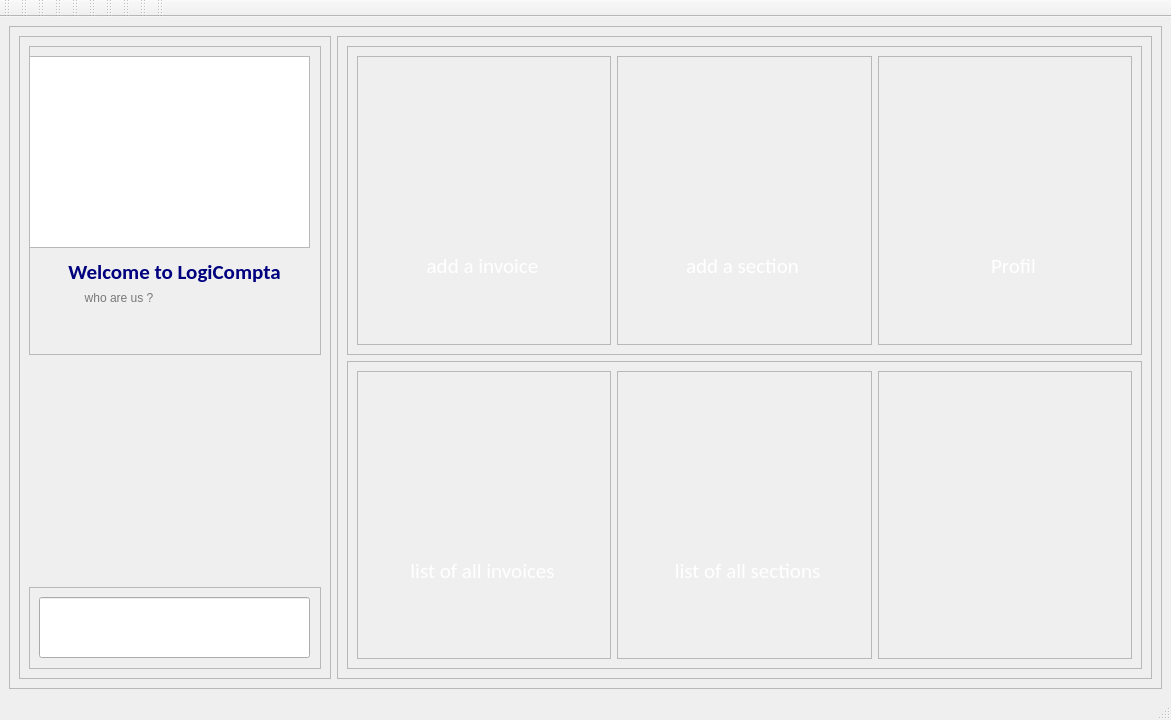
Old version of the form logiComptaProject/mainpage.ui in the repository ffillouxdev/LogiCompta.
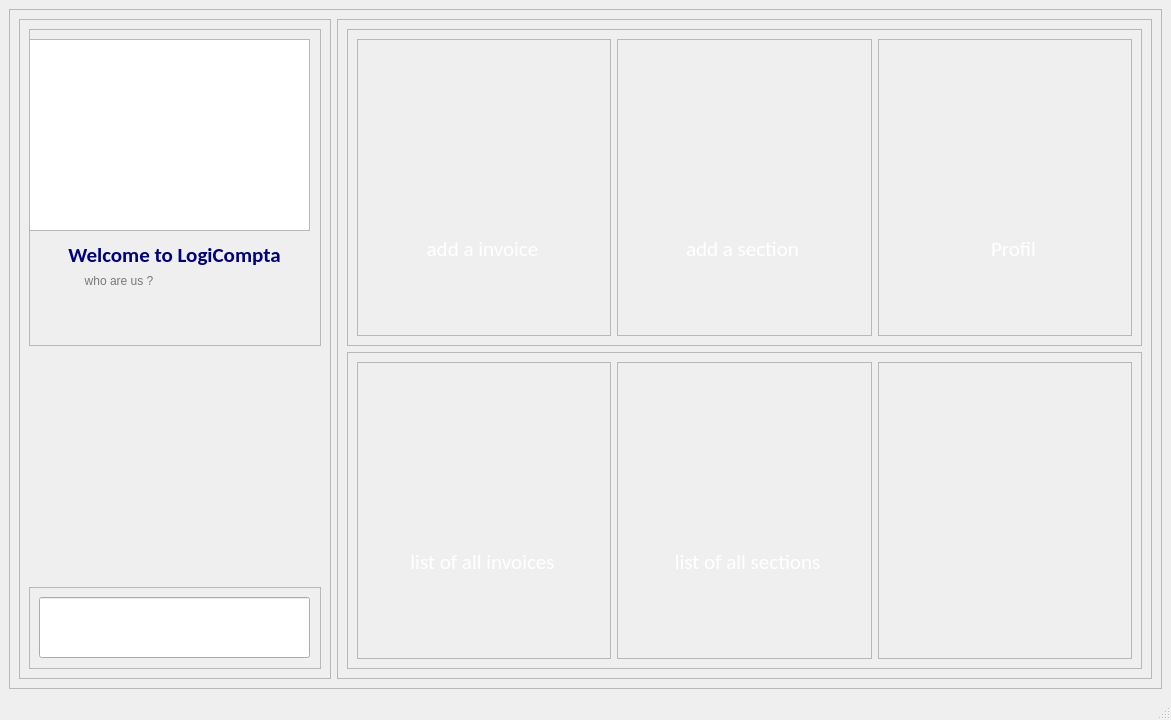
New version of the form. Icons and pictures are not drawn.

The edit to the form file:
```diff
--- a/logiComptaProject/mainpage.ui
+++ b/logiComptaProject/mainpage.ui
@@ -562,116 +562,6 @@
    </property>
   </widget>
   <widget class="QStatusBar" name="statusbar"/>
-  <widget class="QToolBar" name="toolBar">
-   <property name="windowTitle">
-    <string>toolBar</string>
-   </property>
-   <attribute name="toolBarArea">
-    <enum>TopToolBarArea</enum>
-   </attribute>
-   <attribute name="toolBarBreak">
-    <bool>false</bool>
-   </attribute>
-  </widget>
-  <widget class="QToolBar" name="toolBar_2">
-   <property name="windowTitle">
-    <string>toolBar_2</string>
-   </property>
-   <attribute name="toolBarArea">
-    <enum>TopToolBarArea</enum>
-   </attribute>
-   <attribute name="toolBarBreak">
-    <bool>false</bool>
-   </attribute>
-  </widget>
-  <widget class="QToolBar" name="toolBar_3">
-   <property name="windowTitle">
-    <string>toolBar_3</string>
-   </property>
-   <attribute name="toolBarArea">
-    <enum>TopToolBarArea</enum>
-   </attribute>
-   <attribute name="toolBarBreak">
-    <bool>false</bool>
-   </attribute>
-  </widget>
-  <widget class="QToolBar" name="toolBar_4">
-   <property name="windowTitle">
-    <string>toolBar_4</string>
-   </property>
-   <attribute name="toolBarArea">
-    <enum>TopToolBarArea</enum>
-   </attribute>
-   <attribute name="toolBarBreak">
-    <bool>false</bool>
-   </attribute>
-  </widget>
-  <widget class="QToolBar" name="toolBar_5">
-   <property name="windowTitle">
-    <string>toolBar_5</string>
-   </property>
-   <attribute name="toolBarArea">
-    <enum>TopToolBarArea</enum>
-   </attribute>
-   <attribute name="toolBarBreak">
-    <bool>false</bool>
-   </attribute>
-  </widget>
-  <widget class="QToolBar" name="toolBar_6">
-   <property name="windowTitle">
-    <string>toolBar_6</string>
-   </property>
-   <attribute name="toolBarArea">
-    <enum>TopToolBarArea</enum>
-   </attribute>
-   <attribute name="toolBarBreak">
-    <bool>false</bool>
-   </attribute>
-  </widget>
-  <widget class="QToolBar" name="toolBar_7">
-   <property name="windowTitle">
-    <string>toolBar_7</string>
-   </property>
-   <attribute name="toolBarArea">
-    <enum>TopToolBarArea</enum>
-   </attribute>
-   <attribute name="toolBarBreak">
-    <bool>false</bool>
-   </attribute>
-  </widget>
-  <widget class="QToolBar" name="toolBar_8">
-   <property name="windowTitle">
-    <string>toolBar_8</string>
-   </property>
-   <attribute name="toolBarArea">
-    <enum>TopToolBarArea</enum>
-   </attribute>
-   <attribute name="toolBarBreak">
-    <bool>false</bool>
-   </attribute>
-  </widget>
-  <widget class="QToolBar" name="toolBar_9">
-   <property name="windowTitle">
-    <string>toolBar_9</string>
-   </property>
-   <attribute name="toolBarArea">
-    <enum>TopToolBarArea</enum>
-   </attribute>
-   <attribute name="toolBarBreak">
-    <bool>false</bool>
-   </attribute>
-  </widget>
-  <widget class="QToolBar" name="toolBar_10">
-   <property name="windowTitle">
-    <string>toolBar_10</string>
-   </property>
-   <attribute name="toolBarArea">
-    <enum>TopToolBarArea</enum>
-   </attribute>
-   <attribute name="toolBarBreak">
-    <bool>false</bool>
-   </attribute>
-  </widget>
  </widget>
  <resources/>
  <connections/>
```
